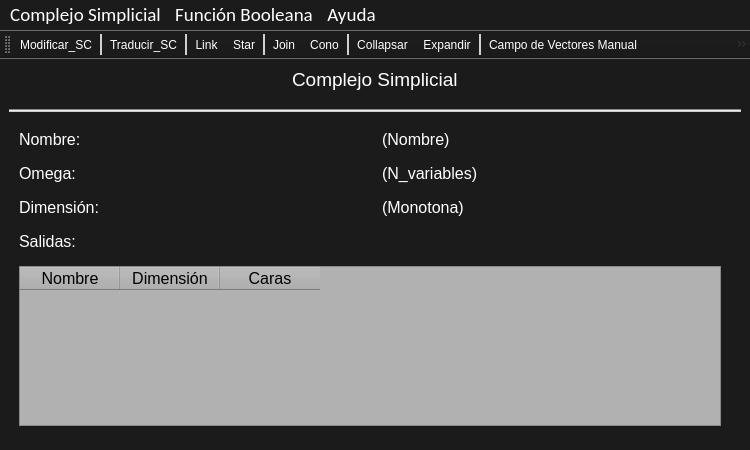
Old version of the form Presentacion/TFG_SC_Menu.ui in the repository paascorb/TFG.
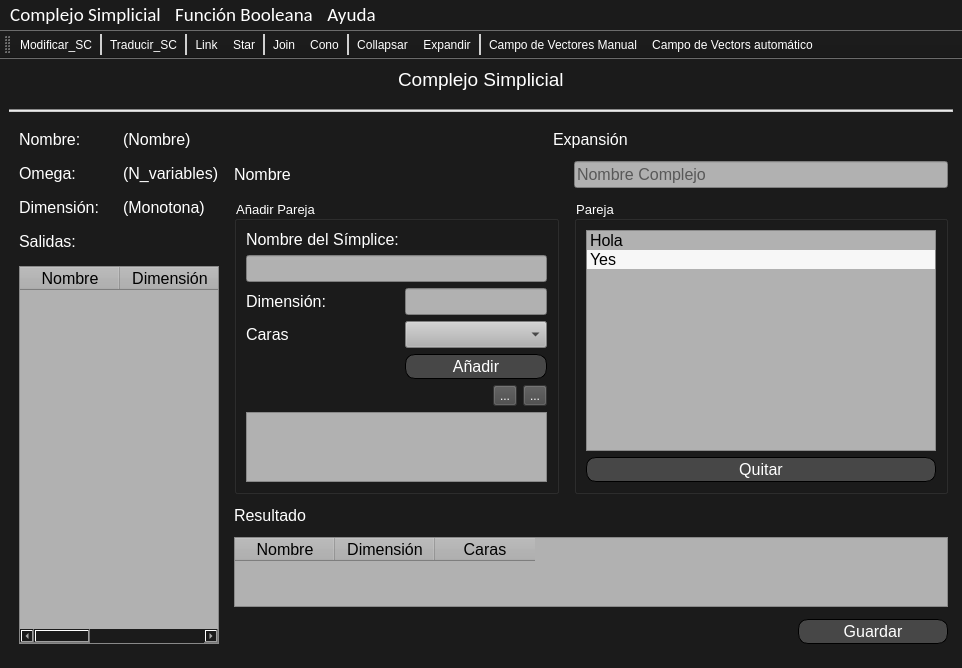
New version of the form. Icons and pictures are not drawn.

Patch:
```diff
--- a/Presentacion/TFG_SC_Menu.ui
+++ b/Presentacion/TFG_SC_Menu.ui
@@ -251,6 +251,458 @@
         <property name="verticalSpacing">
          <number>12</number>
         </property>
+        <item row="4" column="0" colspan="2">
+         <widget class="QTableWidget" name="tableWidget_2">
+          <property name="minimumSize">
+           <size>
+            <width>300</width>
+            <height>0</height>
+           </size>
+          </property>
+          <property name="styleSheet">
+           <string notr="true">color: rgb(0, 0, 0);
+background-color: rgb(177, 177, 177);</string>
+          </property>
+          <column>
+           <property name="text">
+            <string>Nombre</string>
+           </property>
+           <property name="font">
+            <font>
+             <pointsize>12</pointsize>
+            </font>
+           </property>
+          </column>
+          <column>
+           <property name="text">
+            <string>Dimensión</string>
+           </property>
+           <property name="font">
+            <font>
+             <pointsize>12</pointsize>
+            </font>
+           </property>
+          </column>
+          <column>
+           <property name="text">
+            <string>Caras</string>
+           </property>
+           <property name="font">
+            <font>
+             <pointsize>12</pointsize>
+            </font>
+           </property>
+          </column>
+         </widget>
+        </item>
+        <item row="3" column="0" colspan="2">
+         <widget class="QLabel" name="label_10">
+          <property name="font">
+           <font>
+            <pointsize>12</pointsize>
+           </font>
+          </property>
+          <property name="text">
+           <string>Resultado</string>
+          </property>
+         </widget>
+        </item>
+        <item row="1" column="1">
+         <widget class="QLineEdit" name="line_cone_name">
+          <property name="font">
+           <font>
+            <pointsize>12</pointsize>
+           </font>
+          </property>
+          <property name="styleSheet">
+           <string notr="true">color: rgb(0, 0, 0);
+background-color: rgb(177, 177, 177);</string>
+          </property>
+          <property name="placeholderText">
+           <string>Nombre Complejo</string>
+          </property>
+         </widget>
+        </item>
+        <item row="2" column="0">
+         <widget class="QGroupBox" name="groupBox_2">
+          <property name="sizePolicy">
+           <sizepolicy hsizetype="Fixed" vsizetype="Expanding">
+            <horstretch>0</horstretch>
+            <verstretch>0</verstretch>
+           </sizepolicy>
+          </property>
+          <property name="font">
+           <font>
+            <pointsize>10</pointsize>
+           </font>
+          </property>
+          <property name="title">
+           <string>Añadir Pareja</string>
+          </property>
+          <layout class="QGridLayout" name="gridLayout_3">
+           <item row="3" column="1">
+            <widget class="QLineEdit" name="text_dim_sim">
+             <property name="font">
+              <font>
+               <pointsize>12</pointsize>
+              </font>
+             </property>
+             <property name="styleSheet">
+              <string notr="true">color: rgb(0, 0, 0);
+background-color: rgb(177, 177, 177);</string>
+             </property>
+            </widget>
+           </item>
+           <item row="4" column="1">
+            <widget class="QComboBox" name="posible_faces">
+             <property name="font">
+              <font>
+               <pointsize>12</pointsize>
+              </font>
+             </property>
+             <property name="styleSheet">
+              <string notr="true">color: rgb(0, 0, 0);
+background-color: rgb(177, 177, 177);</string>
+             </property>
+            </widget>
+           </item>
+           <item row="7" column="0" colspan="2">
+            <widget class="QListWidget" name="list_faces">
+             <property name="sizePolicy">
+              <sizepolicy hsizetype="Preferred" vsizetype="Expanding">
+               <horstretch>0</horstretch>
+               <verstretch>0</verstretch>
+              </sizepolicy>
+             </property>
+             <property name="font">
+              <font>
+               <pointsize>12</pointsize>
+              </font>
+             </property>
+             <property name="styleSheet">
+              <string notr="true">color: rgb(0, 0, 0);
+background-color: rgb(177, 177, 177);</string>
+             </property>
+             <property name="alternatingRowColors">
+              <bool>true</bool>
+             </property>
+            </widget>
+           </item>
+           <item row="2" column="0" colspan="2">
+            <widget class="QLineEdit" name="text_nombre_sim">
+             <property name="font">
+              <font>
+               <pointsize>12</pointsize>
+              </font>
+             </property>
+             <property name="styleSheet">
+              <string notr="true">color: rgb(0, 0, 0);
+background-color: rgb(177, 177, 177);</string>
+             </property>
+            </widget>
+           </item>
+           <item row="4" column="0">
+            <widget class="QLabel" name="label_7">
+             <property name="font">
+              <font>
+               <pointsize>12</pointsize>
+              </font>
+             </property>
+             <property name="text">
+              <string>Caras</string>
+             </property>
+            </widget>
+           </item>
+           <item row="6" column="0" colspan="2">
+            <layout class="QHBoxLayout" name="horizontalLayout_2">
+             <item>
+              <spacer name="horizontalSpacer_3">
+               <property name="orientation">
+                <enum>Qt::Horizontal</enum>
+               </property>
+               <property name="sizeHint" stdset="0">
+                <size>
+                 <width>40</width>
+                 <height>20</height>
+                </size>
+               </property>
+              </spacer>
+             </item>
+             <item>
+              <widget class="QToolButton" name="toolButton_mas">
+               <property name="styleSheet">
+                <string notr="true">QToolButton{
+color: rgb(255, 255, 255);
+background-color: rgb(71, 71, 71);;}
+
+QToolButton:hover{
+	background-color: rgb(100, 100, 100);
+}</string>
+               </property>
+               <property name="text">
+                <string>...</string>
+               </property>
+               <property name="icon">
+                <iconset resource="../Recursos/resources.qrc">
+                 <normaloff>:/images/mas.ico</normaloff>:/images/mas.ico</iconset>
+               </property>
+              </widget>
+             </item>
+             <item>
+              <widget class="QToolButton" name="toolButton_menos">
+               <property name="styleSheet">
+                <string notr="true">QToolButton{
+color: rgb(255, 255, 255);
+background-color: rgb(71, 71, 71);
+}
+
+QToolButton:hover{
+	background-color: rgb(100, 100, 100);
+}</string>
+               </property>
+               <property name="text">
+                <string>...</string>
+               </property>
+               <property name="icon">
+                <iconset resource="../Recursos/resources.qrc">
+                 <normaloff>:/images/menos.ico</normaloff>:/images/menos.ico</iconset>
+               </property>
+              </widget>
+             </item>
+            </layout>
+           </item>
+           <item row="1" column="0">
+            <widget class="QLabel" name="label_8">
+             <property name="sizePolicy">
+              <sizepolicy hsizetype="Fixed" vsizetype="Fixed">
+               <horstretch>0</horstretch>
+               <verstretch>0</verstretch>
+              </sizepolicy>
+             </property>
+             <property name="font">
+              <font>
+               <pointsize>12</pointsize>
+              </font>
+             </property>
+             <property name="text">
+              <string>Nombre del Símplice:</string>
+             </property>
+            </widget>
+           </item>
+           <item row="3" column="0">
+            <widget class="QLabel" name="label_9">
+             <property name="font">
+              <font>
+               <pointsize>12</pointsize>
+              </font>
+             </property>
+             <property name="text">
+              <string>Dimensión:</string>
+             </property>
+            </widget>
+           </item>
+           <item row="5" column="1">
+            <widget class="QPushButton" name="pushButton_Anadir">
+             <property name="minimumSize">
+              <size>
+               <width>0</width>
+               <height>25</height>
+              </size>
+             </property>
+             <property name="font">
+              <font>
+               <pointsize>12</pointsize>
+              </font>
+             </property>
+             <property name="styleSheet">
+              <string notr="true">QPushButton{
+color: rgb(255, 255, 255);
+background-color: rgb(71, 71, 71);
+border: 1px solid;
+border-radius: 10px;}
+
+QPushButton:hover{
+	background-color: rgb(100, 100, 100);
+}</string>
+             </property>
+             <property name="text">
+              <string>Añadir</string>
+             </property>
+            </widget>
+           </item>
+          </layout>
+         </widget>
+        </item>
+        <item row="2" column="1">
+         <widget class="QGroupBox" name="groupBox">
+          <property name="font">
+           <font>
+            <pointsize>10</pointsize>
+           </font>
+          </property>
+          <property name="title">
+           <string>Pareja</string>
+          </property>
+          <layout class="QGridLayout" name="gridLayout_4">
+           <item row="0" column="0" colspan="2">
+            <widget class="QListWidget" name="list_simplex">
+             <property name="minimumSize">
+              <size>
+               <width>350</width>
+               <height>0</height>
+              </size>
+             </property>
+             <property name="font">
+              <font>
+               <family>MS Shell Dlg 2</family>
+               <pointsize>12</pointsize>
+              </font>
+             </property>
+             <property name="styleSheet">
+              <string notr="true">color: rgb(0, 0, 0);
+background-color: rgb(177, 177, 177);</string>
+             </property>
+             <property name="alternatingRowColors">
+              <bool>true</bool>
+             </property>
+             <item>
+              <property name="text">
+               <string>Hola</string>
+              </property>
+             </item>
+             <item>
+              <property name="text">
+               <string>Yes</string>
+              </property>
+             </item>
+            </widget>
+           </item>
+           <item row="1" column="0" colspan="2">
+            <widget class="QPushButton" name="pushButton_QuitarSim">
+             <property name="sizePolicy">
+              <sizepolicy hsizetype="Expanding" vsizetype="Expanding">
+               <horstretch>0</horstretch>
+               <verstretch>0</verstretch>
+              </sizepolicy>
+             </property>
+             <property name="minimumSize">
+              <size>
+               <width>0</width>
+               <height>0</height>
+              </size>
+             </property>
+             <property name="maximumSize">
+              <size>
+               <width>16777215</width>
+               <height>25</height>
+              </size>
+             </property>
+             <property name="baseSize">
+              <size>
+               <width>0</width>
+               <height>1</height>
+              </size>
+             </property>
+             <property name="font">
+              <font>
+               <pointsize>12</pointsize>
+              </font>
+             </property>
+             <property name="styleSheet">
+              <string notr="true">QPushButton{
+color: rgb(255, 255, 255);
+background-color: rgb(71, 71, 71);
+border: 1px solid;
+border-radius: 10px;}
+
+QPushButton:hover{
+	background-color: rgb(100, 100, 100);
+}</string>
+             </property>
+             <property name="text">
+              <string>Quitar</string>
+             </property>
+            </widget>
+           </item>
+          </layout>
+         </widget>
+        </item>
+        <item row="0" column="0" colspan="2" alignment="Qt::AlignHCenter">
+         <widget class="QLabel" name="label_6">
+          <property name="font">
+           <font>
+            <pointsize>12</pointsize>
+           </font>
+          </property>
+          <property name="text">
+           <string>Expansión</string>
+          </property>
+         </widget>
+        </item>
+        <item row="1" column="0">
+         <widget class="QLabel" name="label_11">
+          <property name="font">
+           <font>
+            <pointsize>12</pointsize>
+           </font>
+          </property>
+          <property name="text">
+           <string>Nombre</string>
+          </property>
+         </widget>
+        </item>
+        <item row="5" column="1" alignment="Qt::AlignRight">
+         <widget class="QPushButton" name="pushButton_Guardar">
+          <property name="sizePolicy">
+           <sizepolicy hsizetype="Expanding" vsizetype="Expanding">
+            <horstretch>0</horstretch>
+            <verstretch>100</verstretch>
+           </sizepolicy>
+          </property>
+          <property name="minimumSize">
+           <size>
+            <width>150</width>
+            <height>25</height>
+           </size>
+          </property>
+          <property name="maximumSize">
+           <size>
+            <width>250</width>
+            <height>25</height>
+           </size>
+          </property>
+          <property name="font">
+           <font>
+            <pointsize>12</pointsize>
+           </font>
+          </property>
+          <property name="styleSheet">
+           <string notr="true">QPushButton{
+color: rgb(255, 255, 255);
+background-color: rgb(71, 71, 71);
+border: 1px solid;
+border-radius: 10px;}
+
+QPushButton:hover{
+	background-color: rgb(100, 100, 100);
+}
+
+</string>
+          </property>
+          <property name="text">
+           <string>Guardar</string>
+          </property>
+          <property name="autoDefault">
+           <bool>false</bool>
+          </property>
+          <property name="default">
+           <bool>false</bool>
+          </property>
+          <property name="flat">
+           <bool>false</bool>
+          </property>
+         </widget>
+        </item>
        </layout>
       </item>
      </layout>
```
